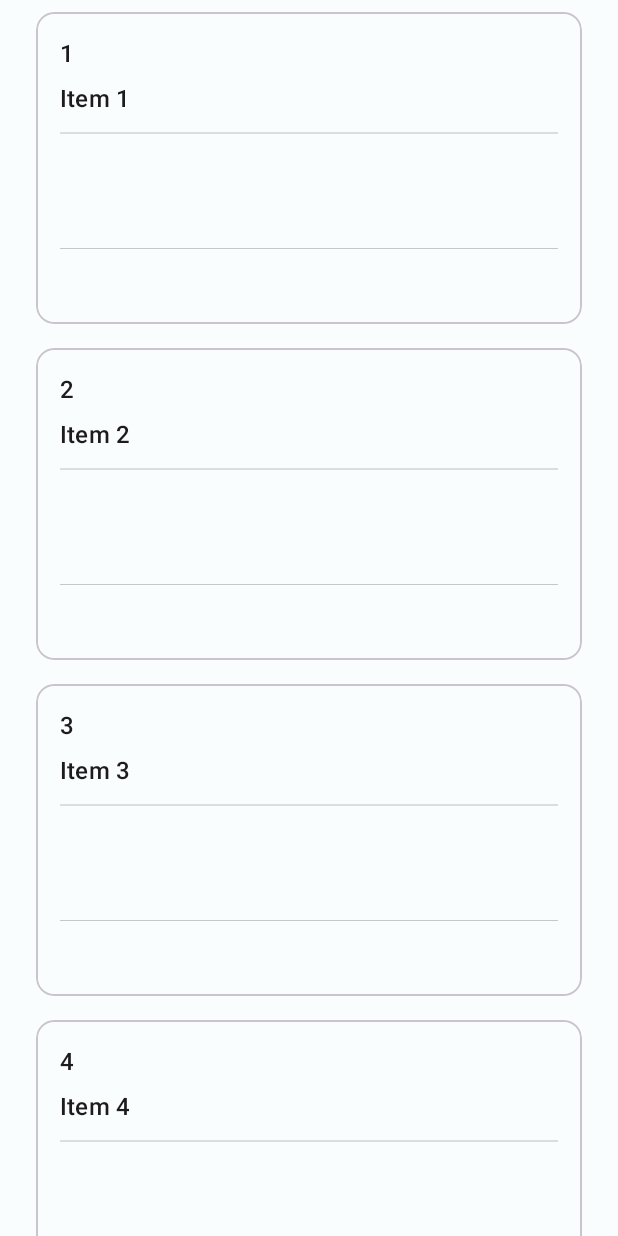
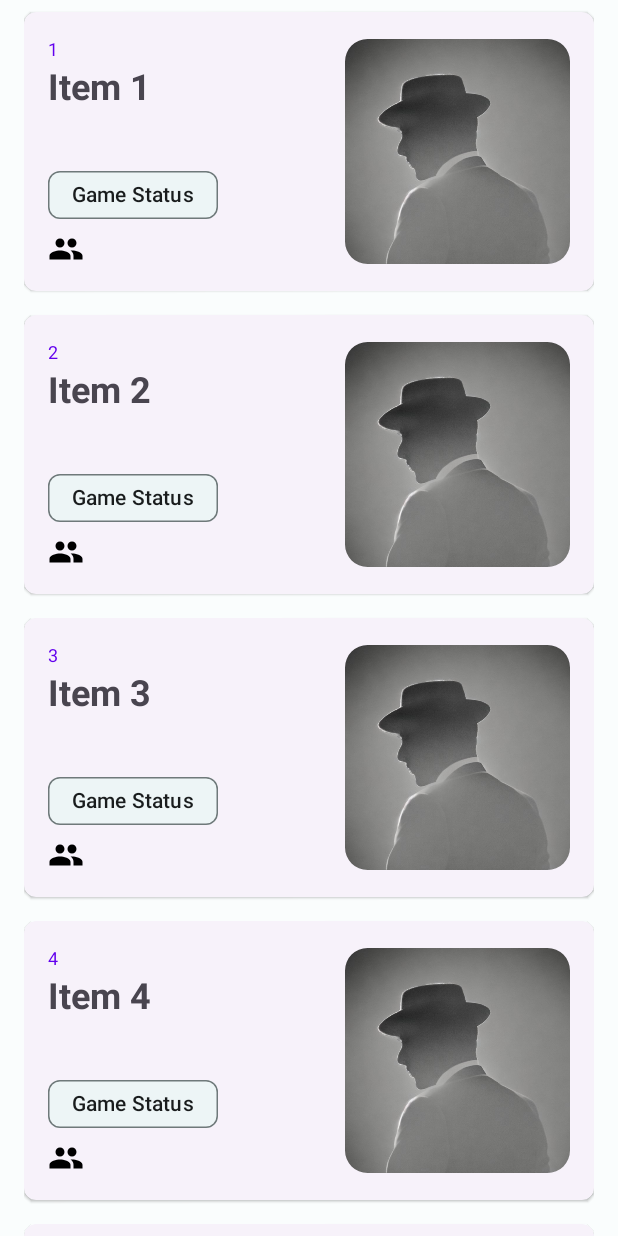
Before and after one commit to idutvuk/GoMaf, an Android app: the GamesViewerFragment screen opened through its navigation route, on a phone screen of 412 x 824 dp. Run offline under Robolectric (Android 15) with nearby library versions, the phone set to English and light mode, and no system bars.

Commit message:
Game item recreated

```diff
--- a/app/src/main/java/com/idutvuk/go_maf/ui/gameslist/GamesRecyclerViewAdapter.kt
+++ b/app/src/main/java/com/idutvuk/go_maf/ui/gameslist/GamesRecyclerViewAdapter.kt
@@ -40,7 +40,7 @@ class GamesRecyclerViewAdapter(
 
     inner class ViewHolder(binding: GameCardBinding) :
         RecyclerView.ViewHolder(binding.root) {
-        val idView: TextView = binding.tvGameCardNumber
+        val idView: TextView = binding.tvGameNumber
         val contentView: TextView = binding.tvGameDate
 
         override fun toString(): String {
--- /dev/null
+++ b/app/src/main/res/drawable/ic_people.xml
@@ -0,0 +1,5 @@
+<vector android:height="24dp" android:tint="#000000"
+    android:viewportHeight="24" android:viewportWidth="24"
+    android:width="24dp" xmlns:android="http://schemas.android.com/apk/res/android">
+    <path android:fillColor="@android:color/white" android:pathData="M16,11c1.66,0 2.99,-1.34 2.99,-3S17.66,5 16,5c-1.66,0 -3,1.34 -3,3s1.34,3 3,3zM8,11c1.66,0 2.99,-1.34 2.99,-3S9.66,5 8,5C6.34,5 5,6.34 5,8s1.34,3 3,3zM8,13c-2.33,0 -7,1.17 -7,3.5L1,19h14v-2.5c0,-2.33 -4.67,-3.5 -7,-3.5zM16,13c-0.29,0 -0.62,0.02 -0.97,0.05 1.16,0.84 1.97,1.97 1.97,3.45L17,19h6v-2.5c0,-2.33 -4.67,-3.5 -7,-3.5z"/>
+</vector>
--- a/app/src/main/res/layout/bottom_sheet.xml
+++ b/app/src/main/res/layout/bottom_sheet.xml
@@ -5,6 +5,7 @@
     android:id="@+id/bottomSheet"
     android:layout_width="match_parent"
     android:layout_height="match_parent"
+    android:maxWidth="640dp"
     android:background="@drawable/bottom_sheet_bg"
     android:orientation="vertical"
     android:clipChildren="false">
--- a/app/src/main/res/layout/fragment_debug.xml
+++ b/app/src/main/res/layout/fragment_debug.xml
@@ -41,4 +41,12 @@
     app:layout_constraintStart_toStartOf="parent"
     app:layout_constraintBottom_toBottomOf="parent"
     />
+
+    <Chronometer
+        android:layout_width="200dp"
+        android:layout_height="200dp"
+        app:layout_constraintStart_toStartOf="parent"
+        app:layout_constraintEnd_toEndOf="parent"
+        app:layout_constraintBottom_toBottomOf="parent"
+        app:layout_constraintTop_toTopOf="parent"/>
 </androidx.constraintlayout.widget.ConstraintLayout>
--- a/app/src/main/res/layout/game_card.xml
+++ b/app/src/main/res/layout/game_card.xml
@@ -1,69 +1,95 @@
-<?xml version="1.0" encoding="utf-8"?>
-<com.google.android.material.card.MaterialCardView
-    xmlns:android="http://schemas.android.com/apk/res/android"
+<?xml version="1.0" encoding="UTF-8" ?>
+<com.google.android.material.card.MaterialCardView xmlns:android="http://schemas.android.com/apk/res/android"
     xmlns:app="http://schemas.android.com/apk/res-auto"
     xmlns:tools="http://schemas.android.com/tools"
     android:layout_width="match_parent"
     android:layout_height="wrap_content"
-    android:layout_margin="8dp"
-    android:orientation="horizontal">
+    style="@style/Widget.Material3.CardView.Elevated"
+    app:cardCornerRadius="8dp"
+    android:layout_marginVertical="8dp">
 
-        <LinearLayout
+    <androidx.constraintlayout.widget.ConstraintLayout
         android:layout_width="match_parent"
         android:layout_height="wrap_content"
+        android:orientation="horizontal">
+    <LinearLayout
+        android:layout_width="0dp"
+        android:layout_height="wrap_content"
         android:orientation="vertical"
-            android:padding="@dimen/text_margin">
+        app:layout_constraintStart_toStartOf="parent"
+        app:layout_constraintTop_toTopOf="parent"
+        app:layout_constraintBottom_toBottomOf="parent"
+        app:layout_constraintEnd_toStartOf="@+id/ivPfp"
+        android:padding="16dp">
 
         <TextView
-                android:id="@+id/tvGameCardNumber"
+            android:id="@+id/tvGameNumber"
             android:layout_width="wrap_content"
             android:layout_height="wrap_content"
-                android:textAppearance="?attr/textAppearanceListItem"
-                tools:text="14" />
+            tools:text="# 34"
+            android:textSize="12sp"
+            android:textColor="@color/design_default_color_primary"/>
 
         <TextView
             android:id="@+id/tvGameDate"
             android:layout_width="wrap_content"
             android:layout_height="wrap_content"
-                android:layout_marginTop="8dp"
-                android:textAppearance="?attr/textAppearanceListItem"
-                tools:text="24/04/23" />
-
-            <View
-                android:layout_width="match_parent"
-                android:layout_height="1dp"
-                android:layout_marginTop="12dp"
-                android:background="?android:attr/dividerHorizontal" />
+            tools:text="23.05.2023"
+            android:textSize="24sp"
+            android:textStyle="bold"/>
 
         <TextView
-                android:id="@+id/tvGameState"
+            android:id="@+id/tvGameTime"
             android:layout_width="wrap_content"
             android:layout_height="wrap_content"
-                android:layout_marginTop="12dp"
-                android:textAppearance="?attr/textAppearanceListItem"
-                tools:text="Finished" />
+            tools:text="17:05:39"
+            android:textSize="24sp"
+            android:textStyle="bold"/>
+
+        <com.google.android.material.chip.Chip
+            android:id="@+id/chipGameStatus"
+            android:layout_width="wrap_content"
+            android:layout_height="wrap_content"
+            android:text="Game Status"/>
+
+        <LinearLayout
+            android:layout_width="match_parent"
+            android:layout_height="wrap_content"
+            android:orientation="horizontal"
+            android:gravity="center_vertical">
+
+            <ImageView
+                android:layout_width="wrap_content"
+                android:layout_height="wrap_content"
+                android:src="@drawable/ic_people"
+                android:layout_marginEnd="10dp"/>
+
+            <TextView
+                android:id="@+id/tvGamePlayerNumber"
+                android:layout_width="wrap_content"
+                android:layout_height="wrap_content"
+                tools:text="10"/>
 
             <TextView
                 android:id="@+id/tvGameDuration"
-                android:layout_width="wrap_content"
+                android:layout_width="match_parent"
                 android:layout_height="wrap_content"
-                android:layout_marginTop="8dp"
-                android:textAppearance="?attr/textAppearanceListItem"
-                tools:text="0:34:56" />
-
-            <com.google.android.material.divider.MaterialDivider
-                android:layout_width="match_parent"
-                android:layout_height=".5dp"
-                android:layout_marginTop="12dp"/>
-
-            <TextView
-                android:id="@+id/tvPlayers"
-                android:layout_width="wrap_content"
-                android:layout_height="wrap_content"
-                android:layout_marginTop="12dp"
-                android:textAppearance="?attr/textAppearanceListItem"
-                tools:text="Player 1" />
-
+                android:gravity="end"
+                tools:text="0:35:02"/>
 
         </LinearLayout>
+    </LinearLayout>
+        <com.google.android.material.imageview.ShapeableImageView
+            android:id="@+id/ivPfp"
+            app:shapeAppearanceOverlay="@style/RoundedImage"
+            android:layout_width="150dp"
+            android:layout_height="150dp"
+            android:scaleType="fitXY"
+            android:layout_gravity="top|end"
+            android:layout_margin="16dp"
+            android:src="@drawable/black4"
+            app:layout_constraintEnd_toEndOf="parent"
+            app:layout_constraintTop_toTopOf="parent"
+            app:layout_constraintBottom_toBottomOf="parent"/>
+    </androidx.constraintlayout.widget.ConstraintLayout>
 </com.google.android.material.card.MaterialCardView>
--- a/app/src/main/res/values/styles.xml
+++ b/app/src/main/res/values/styles.xml
@@ -17,5 +17,8 @@
         <item name="paddingEnd">12dp</item>
     </style>
 
+    <style name="RoundedImage">
+        <item name="cornerSize">10%</item>
+    </style>
 
 </resources>
```
Also changed, not shown: app/src/main/res/drawable/black1.jpg (added), app/src/main/res/drawable/black2.jpg (added), app/src/main/res/drawable/black3.jpg (added), app/src/main/res/drawable/black4.jpg (added), app/src/main/res/drawable/black5.jpg (added), app/src/main/res/drawable/black6.jpg (added), app/src/main/res/drawable/black7.jpg (added), app/src/main/res/drawable/black8.jpg (added), app/src/main/res/drawable/red1.jpg (added), app/src/main/res/drawable/red2.jpg (added), app/src/main/res/drawable/red3.jpg (added), app/src/main/res/drawable/red4.jpg (added). Lines whose indentation alone changed are shown as unchanged.
